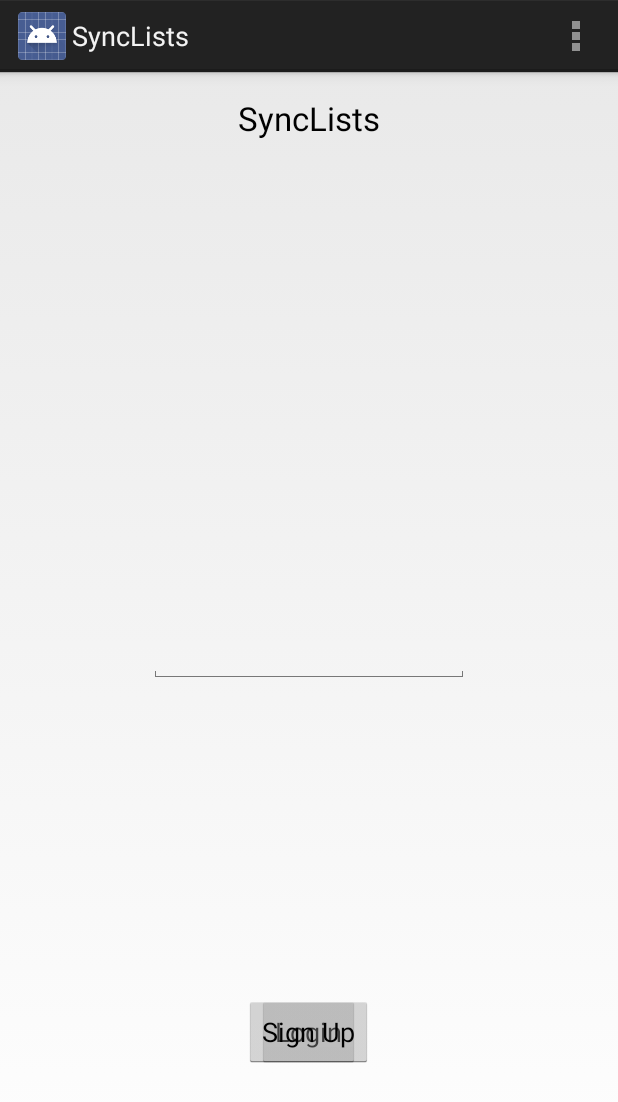
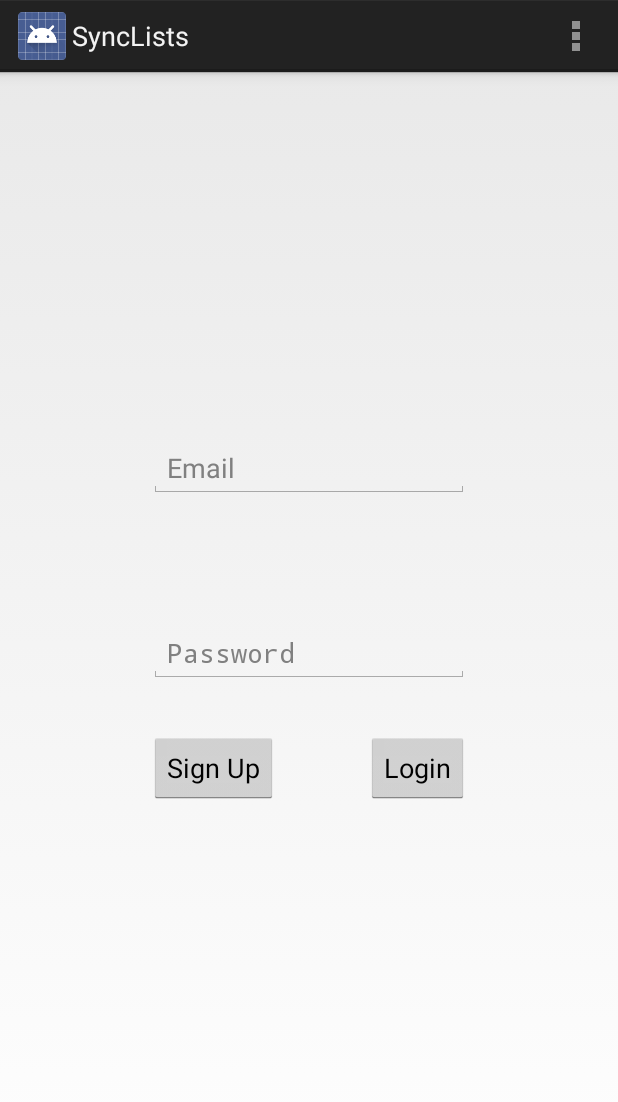
Before and after one commit to MitchStephan/Sync-Lists, an Android app: the screen it shows after launch (SyncListsMain), on a phone screen of 412 x 824 dp. Shown: the top 1102 px of the screen. Run offline under Robolectric (Android 15) with nearby library versions, the phone set to English and light mode, and no system bars.

```diff
--- a/Android/SyncLists/app/src/main/java/com/example/synclists/synclists/SyncListsMain.java
+++ b/Android/SyncLists/app/src/main/java/com/example/synclists/synclists/SyncListsMain.java
@@ -4,14 +4,25 @@ import android.app.Activity;
 import android.os.Bundle;
 import android.view.Menu;
 import android.view.MenuItem;
+import android.view.View;
+import android.widget.Button;
+import android.widget.EditText;
+import android.widget.Toast;
 
 
 public class SyncListsMain extends Activity {
+
+    private EditText mEmail = null;
+    private EditText mPassword = null;
+    private Button mLogin;
 
     @Override
     protected void onCreate(Bundle savedInstanceState) {
         super.onCreate(savedInstanceState);
         setContentView(R.layout.activity_sync_lists_main);
+        mEmail = (EditText)findViewById(R.id.email);
+        mPassword = (EditText)findViewById(R.id.password);
+        mLogin = (Button)findViewById(R.id.loginButton);
     }
 
 
@@ -20,6 +31,21 @@ public class SyncListsMain extends Activity {
         // Inflate the menu; this adds items to the action bar if it is present.
         getMenuInflater().inflate(R.menu.sync_lists_main, menu);
         return true;
+    }
+
+    public void login(View view) {
+        if(authenticate(mEmail.getText().toString(), mPassword.getText().toString())) {
+            Toast.makeText(getApplicationContext(), "You did it",
+                    Toast.LENGTH_SHORT).show();
+        }
+        else {
+            Toast.makeText(getApplicationContext(), "DUMBMBMBY",
+                    Toast.LENGTH_SHORT).show();
+        }
+    }
+
+    private boolean authenticate(String username, String password) {
+        return username.equals("mitch") && password.equals("bitch");
     }
 
     @Override
--- a/Android/SyncLists/app/src/main/res/layout/activity_sync_lists_main.xml
+++ b/Android/SyncLists/app/src/main/res/layout/activity_sync_lists_main.xml
@@ -8,14 +8,6 @@
     android:paddingBottom="@dimen/activity_vertical_margin"
     tools:context=".SyncListsMain">
 
-    <TextView
-        android:layout_width="wrap_content"
-        android:layout_height="wrap_content"
-        android:textAppearance="?android:attr/textAppearanceLarge"
-        android:text="@string/app_name"
-        android:id="@+id/loginTitle"
-        android:layout_alignParentTop="true"
-        android:layout_centerHorizontal="true" />
 
     <EditText
         android:layout_width="wrap_content"
@@ -23,8 +15,10 @@
         android:inputType="textEmailAddress"
         android:ems="10"
         android:id="@+id/email"
-        android:layout_centerVertical="true"
-        android:layout_centerHorizontal="true" />
+        android:layout_above="@+id/password"
+        android:layout_centerHorizontal="true"
+        android:layout_marginBottom="84dp"
+        android:hint="@string/email_hint"/>
 
     <EditText
         android:layout_width="wrap_content"
@@ -33,24 +27,25 @@
         android:ems="10"
         android:id="@+id/password"
         android:layout_centerVertical="true"
-        android:layout_centerHorizontal="true" />
+        android:layout_centerHorizontal="true"
+        android:hint="@string/password_hint"/>
+
+    <Button
+        android:layout_width="wrap_content"
+        android:layout_height="wrap_content"
+        android:text="@string/sign_up_text"
+        android:id="@+id/signUpButton"
+        android:layout_below="@+id/email"
+        android:layout_alignStart="@+id/email"
+        android:layout_marginTop="72dp" />
 
     <Button
         android:layout_width="wrap_content"
         android:layout_height="wrap_content"
         android:text="@string/login_text"
         android:id="@+id/loginButton"
-        android:layout_alignParentBottom="true"
-        android:layout_centerHorizontal="true"
-        android:layout_marginBottom="96dp" />
-
-    <Button
-        android:layout_width="wrap_content"
-        android:layout_height="wrap_content"
-        android:text="@string/sign_up_text"
-        android:id="@+id/signUpButton"
-        android:layout_alignParentBottom="true"
-        android:layout_centerHorizontal="true"
-        android:layout_marginBottom="96dp" />
+        android:layout_alignTop="@+id/signUpButton"
+        android:onClick="login"
+        android:layout_alignEnd="@+id/email" />
 
 </RelativeLayout>
--- a/Android/SyncLists/app/src/main/res/values/strings.xml
+++ b/Android/SyncLists/app/src/main/res/values/strings.xml
@@ -6,5 +6,8 @@
     <string name="sign_up_text">Sign Up</string>
     <string name="hello_world">Hello world!</string>
     <string name="action_settings">Settings</string>
+    <string name="email_hint">Email</string>
+    <string name="password_hint">Password</string>
+
 
 </resources>
```
